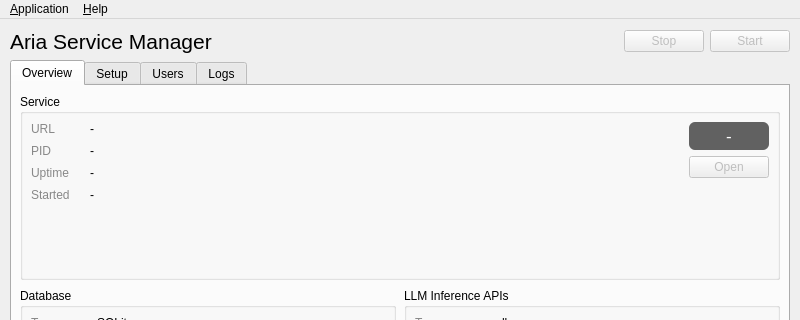
malvavisc0/aria, file src/aria/gui/ui/mainwindow.ui: the form before one commit; both pictures show x 0 to 800 and y 0 to 320 of the 800 by 700 pixel window.
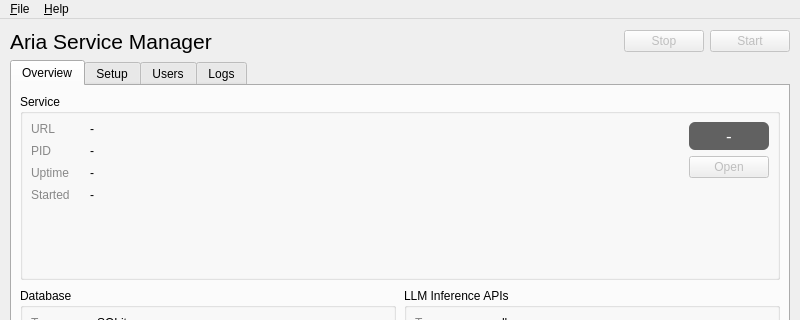
The form after the commit. Icons and pictures are not drawn.

Commit message: fixing menu in macOS

```diff
--- a/src/aria/gui/ui/mainwindow.ui
+++ b/src/aria/gui/ui/mainwindow.ui
@@ -1128,7 +1128,7 @@
    </property>
    <widget class="QMenu" name="menuApplication">
     <property name="title">
-     <string>&amp;Application</string>
+     <string>&amp;File</string>
     </property>
     <addaction name="actionQuit"/>
    </widget>
```
Left out of the diff: 6 changed lines with no effect on the pictures. The commit also changes 1 other file.
